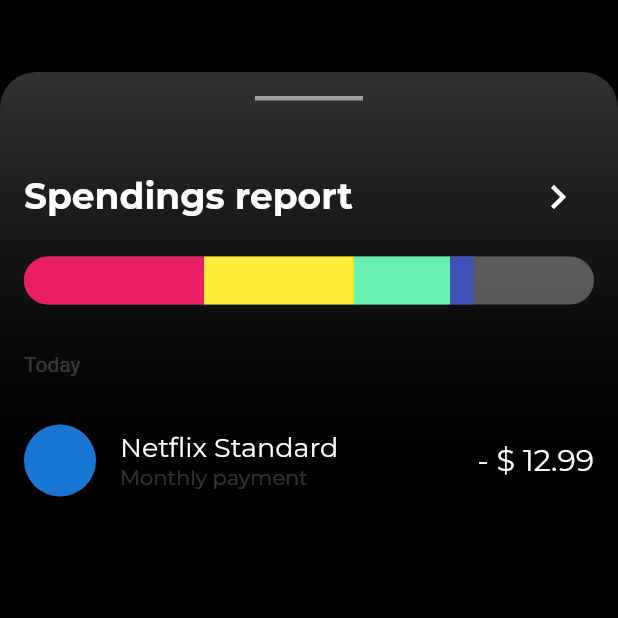
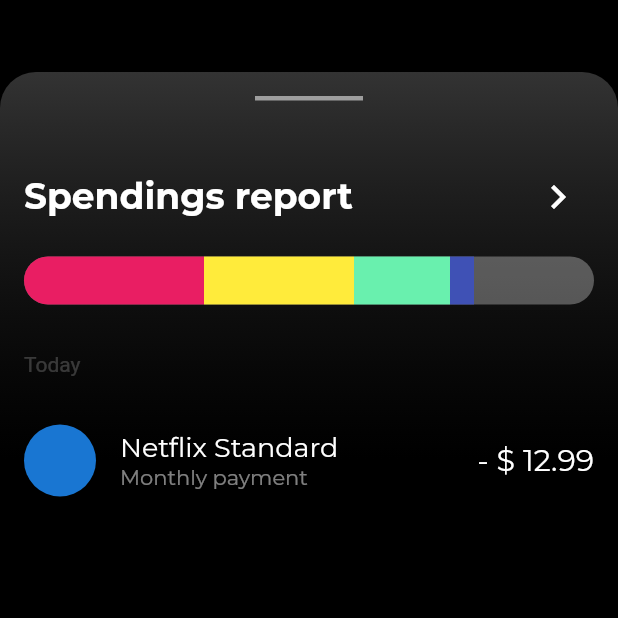
Before and after one commit to JAICHANGPARK/flutter_notebook_8th_story, a Flutter app: the screen it shows after launch, on a phone screen of 412 x 824 dp, the top half of it. Run offline on Flutter 3.47's test engine with Material 2 defaults, Android fonts, the phone set to English and light mode, and no system bars; our stand-ins replace badges, flutter_hooks, google_fonts, hooks_riverpod, state_notifier.

Commit message:
Update bank_main_page.dart

```diff
--- a/lib/ep594_banking_app/bank_main_page.dart
+++ b/lib/ep594_banking_app/bank_main_page.dart
@@ -119,6 +119,7 @@ class _BankMainPageState extends State<BankMainPage> {
                             Padding(
                               padding: const EdgeInsets.only(left: 16),
                               child: Column(
+                                mainAxisAlignment: MainAxisAlignment.center,
                                 crossAxisAlignment: CrossAxisAlignment.start,
                                 children: [
                                   Text(
@@ -130,7 +131,7 @@ class _BankMainPageState extends State<BankMainPage> {
                                   ),
                                   Text(
                                     "Monthly payment",
-                                    style: GoogleFonts.montserrat(color: Colors.white.withOpacity(.2)),
+                                    style: GoogleFonts.montserrat(color: Colors.white.withOpacity(.5)),
                                   )
                                 ],
                               ),
```
